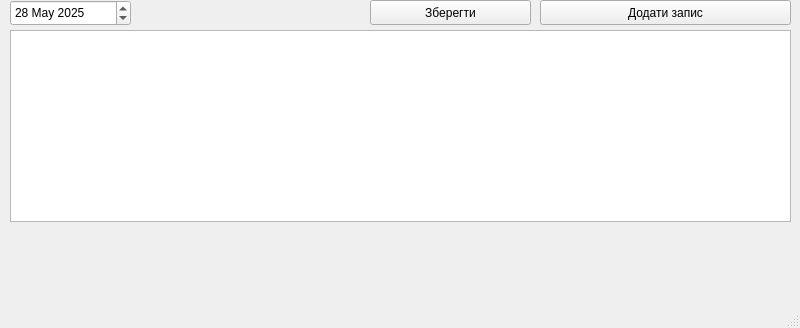
Above: workoutwindow.ui from Stalkeroid13/Health_statistic before the change. Below: the same form after it.
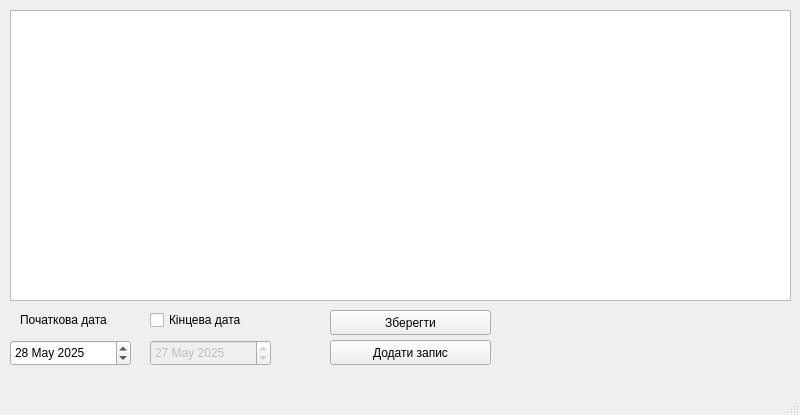
That is the form after the change.

Commit message: Багфікси з діапазоном дат

What changed in the file:
```diff
--- a/workoutwindow.ui
+++ b/workoutwindow.ui
@@ -7,7 +7,7 @@
     <x>0</x>
     <y>0</y>
     <width>800</width>
-    <height>328</height>
+    <height>415</height>
    </rect>
   </property>
   <property name="windowTitle">
@@ -18,18 +18,24 @@
     <property name="geometry">
      <rect>
       <x>10</x>
-      <y>30</y>
+      <y>10</y>
       <width>781</width>
-      <height>192</height>
+      <height>291</height>
      </rect>
     </property>
+    <property name="maximumSize">
+     <size>
+      <width>781</width>
+      <height>16777215</height>
+     </size>
+    </property>
    </widget>
    <widget class="QPushButton" name="addButton">
     <property name="geometry">
      <rect>
-      <x>540</x>
-      <y>0</y>
-      <width>251</width>
+      <x>330</x>
+      <y>340</y>
+      <width>161</width>
       <height>25</height>
      </rect>
     </property>
@@ -41,7 +47,7 @@
     <property name="geometry">
      <rect>
       <x>10</x>
-      <y>0</y>
+      <y>340</y>
       <width>121</width>
       <height>26</height>
      </rect>
@@ -60,8 +66,8 @@
    <widget class="QPushButton" name="saveButton">
     <property name="geometry">
      <rect>
-      <x>370</x>
-      <y>0</y>
+      <x>330</x>
+      <y>310</y>
       <width>161</width>
       <height>25</height>
      </rect>
@@ -70,6 +76,55 @@
      <string>Зберегти</string>
     </property>
    </widget>
+   <widget class="QDateEdit" name="dateEdit_to">
+    <property name="enabled">
+     <bool>false</bool>
+    </property>
+    <property name="geometry">
+     <rect>
+      <x>150</x>
+      <y>340</y>
+      <width>121</width>
+      <height>26</height>
+     </rect>
+    </property>
+    <property name="dateTime">
+     <datetime>
+      <hour>23</hour>
+      <minute>0</minute>
+      <second>0</second>
+      <year>2025</year>
+      <month>5</month>
+      <day>27</day>
+     </datetime>
+    </property>
+   </widget>
+   <widget class="QCheckBox" name="checkBox_range">
+    <property name="geometry">
+     <rect>
+      <x>150</x>
+      <y>310</y>
+      <width>121</width>
+      <height>20</height>
+     </rect>
+    </property>
+    <property name="text">
+     <string>Кінцева дата</string>
+    </property>
+   </widget>
+   <widget class="QLabel" name="label">
+    <property name="geometry">
+     <rect>
+      <x>20</x>
+      <y>310</y>
+      <width>111</width>
+      <height>20</height>
+     </rect>
+    </property>
+    <property name="text">
+     <string>Початкова дата</string>
+    </property>
+   </widget>
   </widget>
   <widget class="QMenuBar" name="menubar">
    <property name="geometry">
```
Left out of the diff: 4 changed lines with no effect on the pictures. The commit also changes 2 other files.
